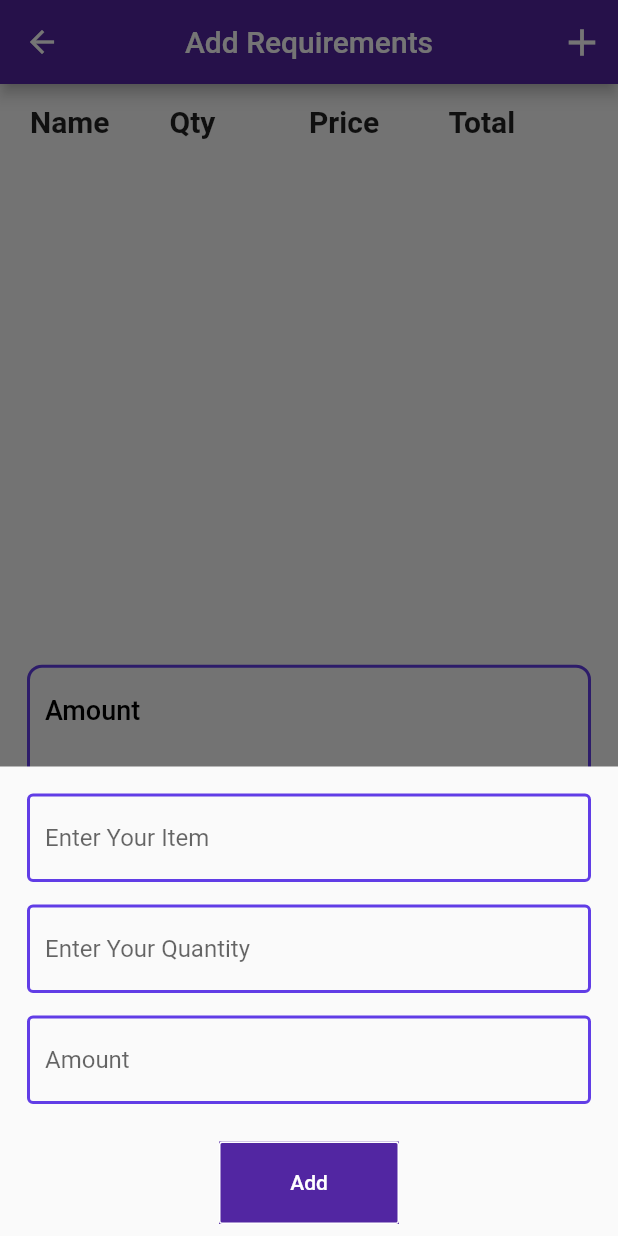
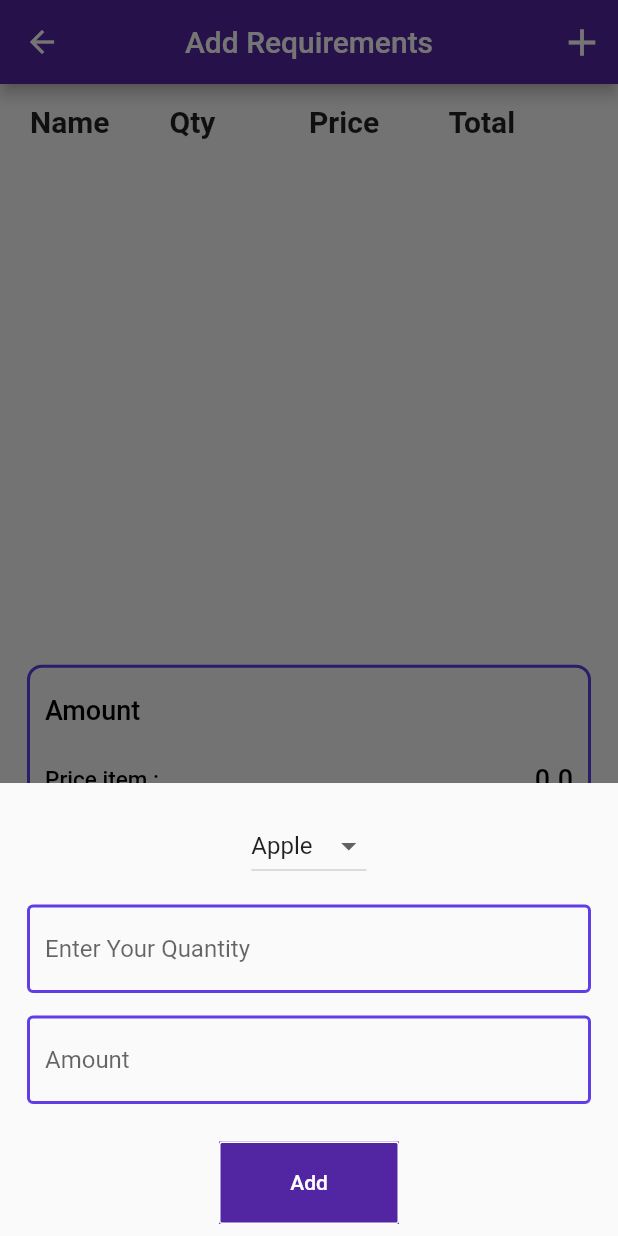
Before and after one commit to DOJYDOMINIC/shoping_app, a Flutter app: the AddRequirementsScreen screen opened directly with empty values, after a tap on the "add" icon, on a phone screen of 412 x 824 dp. Run offline on Flutter 3.47's test engine with Material 2 defaults, Android fonts, the phone set to English and light mode, and no system bars; our stand-ins replace animated_splash_screen, lottie.

Commit message:
dropdown

```diff
--- a/lib/AddRequirementsScreen.dart
+++ b/lib/AddRequirementsScreen.dart
@@ -6,20 +6,25 @@ import 'constant.dart';
 import 'models/requirements_model.dart';
 
 class AddRequirementsScreen extends StatefulWidget {
-  const AddRequirementsScreen({Key? key, required this.shopIndex})
+  const AddRequirementsScreen({Key? key, required this.shopIndex,})
       : super(key: key);
   final int shopIndex;
 
   @override
   State<AddRequirementsScreen> createState() => _AddRequirementsScreenState();
 }
+class _AddRequirementsScreenState extends State<AddRequirementsScreen> {
+  List<Map<String, dynamic>> items = [
+    {'itmname': 'Apple', 'itmprice': 10.99},
+    {'itmname': 'Orange', 'itmprice': 19.99},
+    {'itmname': 'Pinaple', 'itmprice': 7.99},
+    {'itmname': 'Grapes', 'itmprice': 14.99},
+    {'itmname': 'Mango', 'itmprice': 16.99},
+  ];
 
-
-class _AddRequirementsScreenState extends State<AddRequirementsScreen> {
-
-  List item_name = ['apple', 'Orange', 'Pinaple', 'Grapes', 'mango'];
-
-  List item_amt = [54, 45, 35, 48, 36];
+  String selectedItem = 'Apple';
+  double itemPrice = 10.99;
+  // TextEditingController itemRate = TextEditingController();
   num sum = 0.0;
 
   getTotaAmount() {
@@ -32,6 +37,7 @@ class _AddRequirementsScreenState extends State<AddRequirementsScreen> {
     setState(() {
       sum = totalamount;
       totalamount = 0.0;
+      itemRate.text = itemPrice.toString();
     });
   }
 
@@ -68,20 +74,37 @@ class _AddRequirementsScreenState extends State<AddRequirementsScreen> {
                       child: Column(
                         mainAxisSize: MainAxisSize.min,
                         children: [
-                          TextField(
-                            decoration: const InputDecoration(
-                              focusedBorder: OutlineInputBorder(
-                                borderSide:
-                                BorderSide(color: Colors.blue, width: 2.0),
-                              ),
-                              enabledBorder: OutlineInputBorder(
-                                borderSide: BorderSide(
-                                    color: Color.fromARGB(255, 97, 61, 230),
-                                    width: 2.0),
-                              ),
-                              hintText: 'Enter Your Item ',
-                            ),
-                            controller: itemName,
+                          // TextField(
+                          //   decoration: const InputDecoration(
+                          //     focusedBorder: OutlineInputBorder(
+                          //       borderSide:
+                          //       BorderSide(color: Colors.blue, width: 2.0),
+                          //     ),
+                          //     enabledBorder: OutlineInputBorder(
+                          //       borderSide: BorderSide(
+                          //           color: Color.fromARGB(255, 97, 61, 230),
+                          //           width: 2.0),
+                          //     ),
+                          //     hintText: 'Enter Your Item ',
+                          //   ),
+                          //   controller: itemName,
+                          // ),
+                          DropdownButton(
+                            value: selectedItem,
+                            items: items.map((item) {
+                              return DropdownMenuItem(
+                                child: Text(item['itmname']),
+                                value: item['itmname'],
+                              );
+                            }).toList(),
+                            onChanged: (value) {
+                              setState(() {
+                                selectedItem = value.toString();
+                                itemPrice = items
+                                    .firstWhere((item) => item['itmname'] == value)['itmprice'];
+                                itemRate.text = itemPrice.toString();
+                              });
+                            },
                           ),
                           const SizedBox(
                             height: 15,
@@ -219,10 +242,7 @@ class _AddRequirementsScreenState extends State<AddRequirementsScreen> {
                                   padding: const EdgeInsets.only(left: 10),
                                   child: Text(
                                     textDirection: TextDirection.ltr,
-                                    shopsList[widget.shopIndex]['Requirements']
-                                    [index]
-                                        .itemName
-                                        .toString(),
+                                    (),
                                     style: TextStyle(
                                         fontSize: 20,
                                         fontWeight: FontWeight.bold),
--- a/lib/loginpage.dart
+++ b/lib/loginpage.dart
@@ -77,7 +77,7 @@ class _LoginFormState extends State {
                 ),
                 textInputAction: TextInputAction.done,
                 validator: (password) {
-                  if (password!.isEmpty || password.length < 6) {
+                  if (password!.isEmpty) {
                     return 'Enter a valid password , length  should be greater than 6';
                   } else {
                     return null;
--- a/lib/shop_model.dart
+++ b/lib/shop_model.dart
@@ -1,3 +1,4 @@
+
 List shopsList = [
   {'name': 'Shop 1 ', 'id': '125545', 'Requirements': []},
   {'name': 'Shop 2', 'id': '358874', 'Requirements': []},
```
